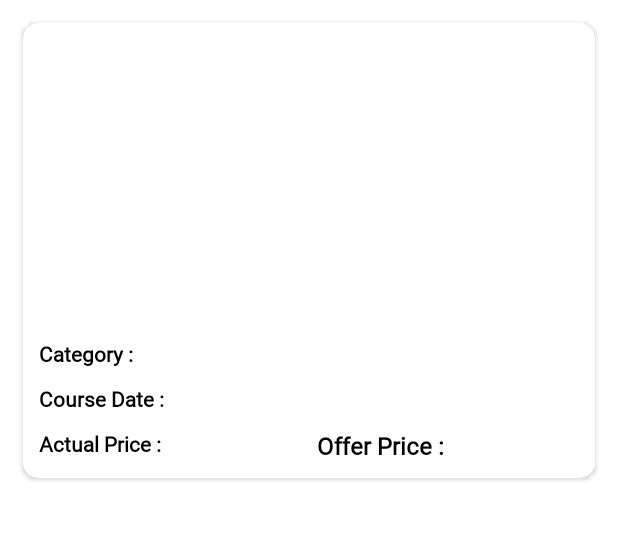
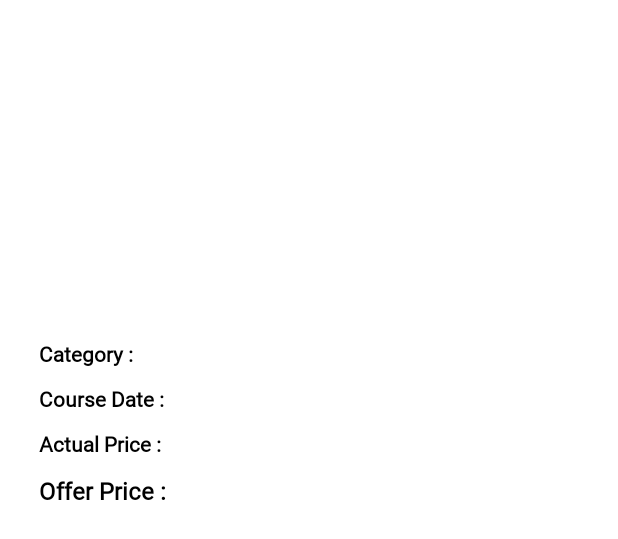
Before and after one commit to rahuldhanawade/chemcaliba_app, an Android app: the layout item_our_courses.xml on its own in the app's theme, with its tools: preview values and no code run, on a phone screen of 412 x 824 dp. Shown: the top 539 px of the screen. Run offline under Robolectric (Android 15) with nearby library versions, the phone set to English and light mode, and no system bars; network calls fail.

Commit message:
inc GST text added & minor changes

```diff
--- a/app/build.gradle
+++ b/app/build.gradle
@@ -52,7 +52,7 @@ dependencies {
     implementation 'androidx.recyclerview:recyclerview:1.3.0'
 
     //Glide
-    implementation 'com.github.bumptech.glide:glide:4.9.0'
+    implementation 'com.github.bumptech.glide:glide:4.15.1'
 
     //Snacky
     implementation 'com.github.matecode:Snacky:1.1.5'
--- a/app/src/main/java/com/rahuldhanawade/chemcaliba/activity/CoursesDetailsActivity.java
+++ b/app/src/main/java/com/rahuldhanawade/chemcaliba/activity/CoursesDetailsActivity.java
@@ -174,8 +174,8 @@ public class CoursesDetailsActivity extends BaseActivity {
                                 tv_course_end_date_cd.setText(course_end_date);
                                 tv_duration_cd.setText(course_duration + " Days");
                                 tv_valid_date_cd.setText(course_end_date);
-                                tv_actual_price_cd.setText("₹"+course_actual_price);
-                                tv_offer_price_cd.setText("₹"+course_sell_price);
+                                tv_actual_price_cd.setText("₹"+course_actual_price+" (Inc. Gst)");
+                                tv_offer_price_cd.setText("₹"+course_sell_price+" (Inc. Gst)");
 
                                 Glide.with(getApplicationContext())
                                         .applyDefaultRequestOptions(new RequestOptions()
--- a/app/src/main/java/com/rahuldhanawade/chemcaliba/activity/PDFViewActivity.java
+++ b/app/src/main/java/com/rahuldhanawade/chemcaliba/activity/PDFViewActivity.java
@@ -22,7 +22,6 @@ import com.rahuldhanawade.chemcaliba.utills.LoadingDialog;
 public class PDFViewActivity extends AppCompatActivity {
 
     private LoadingDialog loadingDialog;
-    ProgressDialog progressDialog;
 
     WebView webview;
     String pdfname = "",pdflink = "";
--- a/app/src/main/java/com/rahuldhanawade/chemcaliba/adapter/OurCourcesAdapter.java
+++ b/app/src/main/java/com/rahuldhanawade/chemcaliba/adapter/OurCourcesAdapter.java
@@ -52,9 +52,9 @@ public class OurCourcesAdapter extends RecyclerView.Adapter<OurCourcesAdapter.Vi
         holder.tv_category_oc.setText(ourCourcesPOJOS1.getCourseCategoryName());
         holder.tv_course_category_info_oc.setText(ourCourcesPOJOS1.getCourseName());
         holder.tv_date_oc.setText(ourCourcesPOJOS1.getCourseStartDate()+" To "+ourCourcesPOJOS1.getCourseEndDate()+ " ("+ourCourcesPOJOS1.getCourseDurationNumberOfDays() + " Days)");
-        holder.tv_actual_price_oc.setText("₹"+ourCourcesPOJOS1.getCourseActualPrice());
+        holder.tv_actual_price_oc.setText("₹"+ourCourcesPOJOS1.getCourseActualPrice()+" (Inc. Gst)");
         holder.tv_actual_price_oc.setPaintFlags(holder.tv_actual_price_oc.getPaintFlags() | Paint.STRIKE_THRU_TEXT_FLAG);
-        holder.tv_sell_price_oc.setText("₹"+ourCourcesPOJOS1.getCourseSellPrice());
+        holder.tv_sell_price_oc.setText("₹"+ourCourcesPOJOS1.getCourseSellPrice()+" (Inc. Gst)");
         String img_url = IMG_URL+ourCourcesPOJOS1.getCourseMasterId()+"/course-image/"+ourCourcesPOJOS1.getCourseImage();
         Glide.with(context)
                 .applyDefaultRequestOptions(new RequestOptions()
--- a/app/src/main/res/layout/item_our_courses.xml
+++ b/app/src/main/res/layout/item_our_courses.xml
@@ -198,13 +198,6 @@
                 <LinearLayout
                     android:layout_width="match_parent"
                     android:orientation="horizontal"
-                    android:weightSum="2"
-                    android:layout_height="wrap_content">
-
-                    <LinearLayout
-                        android:layout_width="0dp"
-                        android:orientation="horizontal"
-                        android:layout_weight="1"
                     android:layout_height="wrap_content">
 
                     <TextView
@@ -227,9 +220,8 @@
                 </LinearLayout>
 
                 <LinearLayout
-                        android:layout_width="0dp"
+                    android:layout_width="match_parent"
                     android:orientation="horizontal"
-                        android:layout_weight="1"
                     android:layout_height="wrap_content">
 
                     <TextView
@@ -256,8 +248,6 @@
 
         </LinearLayout>
 
-        </LinearLayout>
-
     </androidx.cardview.widget.CardView>
 
 </LinearLayout>
```
Lines whose indentation alone changed are shown as unchanged.
